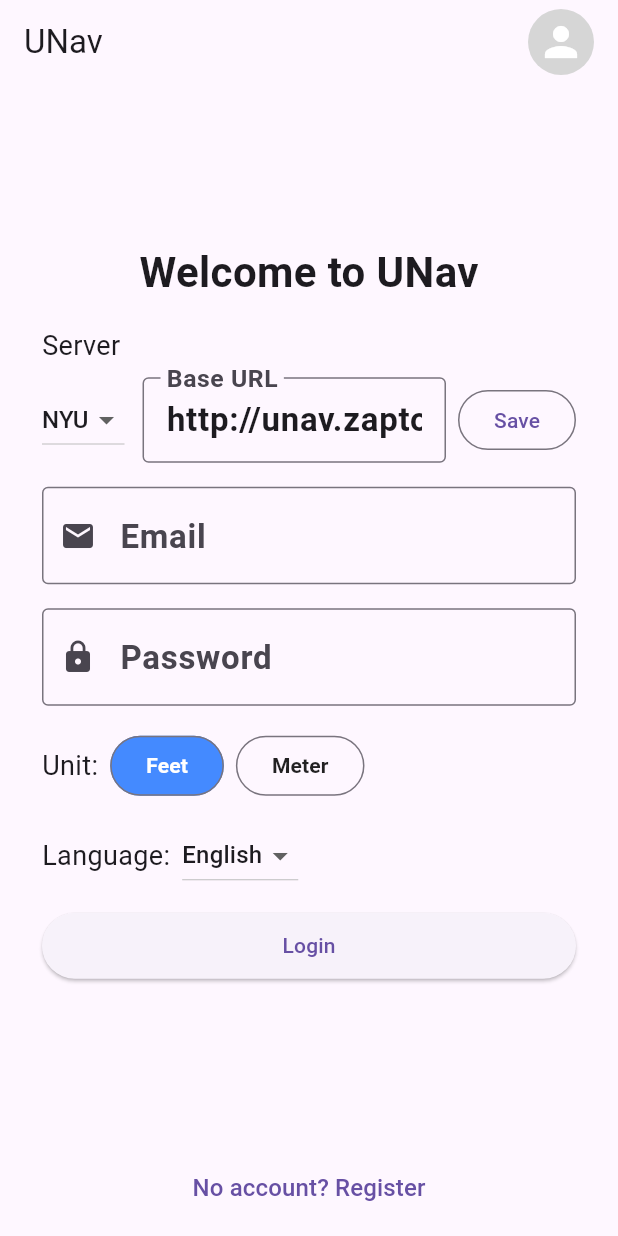
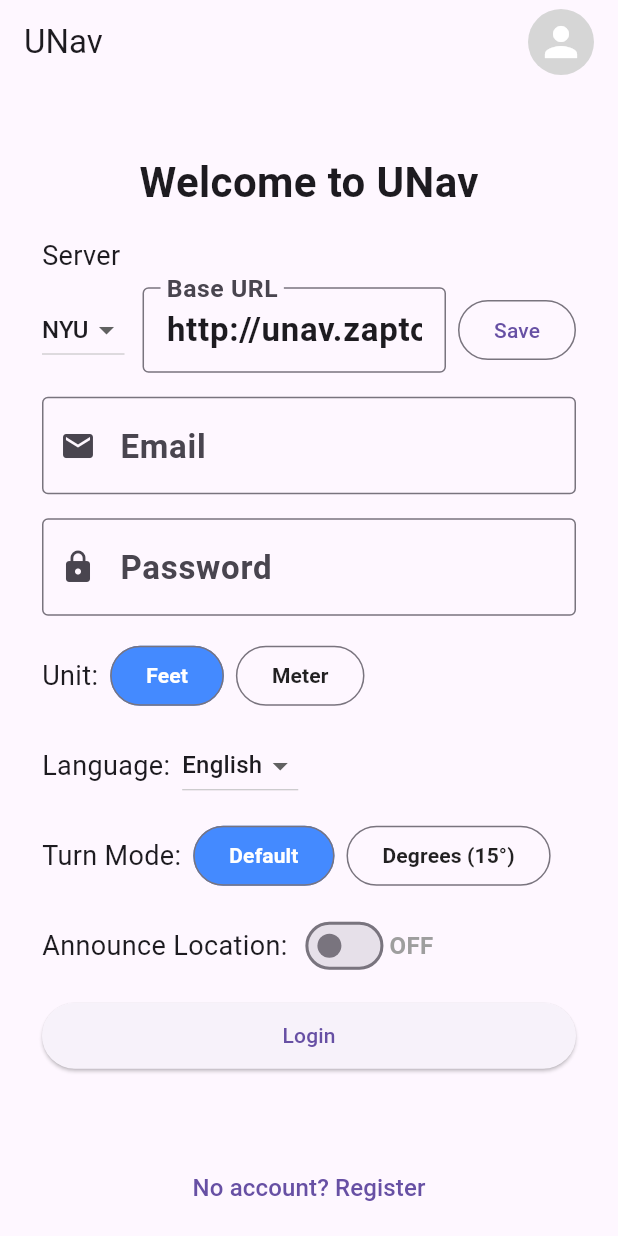
Before and after one commit to rizzojr01/unav-app, a Flutter app: the screen it shows after launch, after a tap on "Feet", on a phone screen of 412 x 824 dp. Run offline on Flutter 3.47's test engine with Material 3 defaults, Android fonts, the light colour scheme and no system bars; our stand-ins replace audioplayers, camera, flutter_image_compress, flutter_tts, image_cropper, image_picker and 1 more; network calls fail.

Commit message:
add announce location button

```diff
--- a/lib/api/api_service.dart
+++ b/lib/api/api_service.dart
@@ -212,6 +212,16 @@ class ApiService {
     return _runTask("select_language", {"language": languageCode});
   }
 
+  /// Sets whether to announce current location during navigation.
+  /// Returns: { "msg": ... } or { "error": ... }
+  static Future<Map<String, dynamic>> setAnnounceLocation(bool announce) async {
+    return _runTask("set_announce_location", {"announce": announce});
+  }
+
+  static Future<Map<String, dynamic>> selectTurnMode(String mode) async {
+    return _runTask("select_turn_mode", {"turn_mode": mode});
+  }
+
   /// Retrieves the current floorplan as an image (Uint8List).
   static Future<Uint8List?> getFloorplan() async {
     final resp = await _runTask("get_floorplan", {});
--- a/lib/providers/settings_provider.dart
+++ b/lib/providers/settings_provider.dart
@@ -8,6 +8,7 @@ import 'package:shared_preferences/shared_preferences.dart';
 /// Provides accessors and persistent setters for:
 /// - App language (code)
 /// - Navigation unit (feet/meter)
+/// - Turn mode (default/deg15)
 /// - User profile: email, nickname, avatar (local file and server URL)
 /// - Login state
 /// All mutations are reflected both in memory and in SharedPreferences,
@@ -16,6 +17,9 @@ class SettingsProvider extends ChangeNotifier {
   // --- User settings ---
   String _languageCode = 'en';       // App language code: 'en', 'zh', 'th'
   String _unit = 'feet';             // Navigation unit: 'feet' or 'meter'
+  String _turnMode = 'default';      // Turn mode: 'default' or 'deg15'
+  bool _announceCurrentLocation = false;
+
   String? _email;                    // User email (login identifier)
   String? _nickname;                 // User nickname/display name
   File? _avatarFile;                 // Local avatar file (cropped and stored on device)
@@ -25,6 +29,9 @@ class SettingsProvider extends ChangeNotifier {
   // --- Getters (read-only to outside) ---
   String get languageCode => _languageCode;
   String get unit => _unit;
+  String get turnMode => _turnMode;
+  bool get announceCurrentLocation => _announceCurrentLocation;
+
   String get email => _email ?? '';
   String get nickname => _nickname ?? '';
   File? get avatarFile => _avatarFile;
@@ -42,6 +49,17 @@ class SettingsProvider extends ChangeNotifier {
     }
   }
 
+  // --- 播报当前位置设置 (persistent) ---
+  /// 设置是否播报当前位置，持久化到存储，并通知监听者
+  Future<void> setAnnounceCurrentLocation(bool announce) async {
+    if (announce != _announceCurrentLocation) {
+      _announceCurrentLocation = announce;
+      final prefs = await SharedPreferences.getInstance();
+      await prefs.setBool('saved_announce_location', announce);
+      notifyListeners();
+    }
+  }
+
   // --- Unit selection (persistent) ---
   /// Sets navigation distance unit, persists to storage, and notifies listeners.
   Future<void> setUnit(String unit) async {
@@ -53,10 +71,27 @@ class SettingsProvider extends ChangeNotifier {
     }
   }
 
-  /// Sets both language and unit, persists both if changed, and notifies listeners if needed.
-  Future<void> setAll({required String language, required String unit}) async {
+  // --- Turn mode selection (persistent) ---
+  /// Sets turn mode ('default' | 'deg15'), persists to storage, and notifies listeners.
+  Future<void> setTurnMode(String mode) async {
+    if (mode != _turnMode) {
+      _turnMode = mode;
+      final prefs = await SharedPreferences.getInstance();
+      await prefs.setString('saved_turn_mode', mode);
+      notifyListeners();
+    }
+  }
+
+  /// Sets language, unit, and optionally turn mode, persists any changed values, then notifies.
+  Future<void> setAll({
+    required String language,
+    required String unit,
+    String? turnMode,
+    bool? announceCurrentLocation,
+  }) async {
     bool changed = false;
     final prefs = await SharedPreferences.getInstance();
+
     if (language != _languageCode) {
       _languageCode = language;
       await prefs.setString('saved_language', language);
@@ -65,6 +100,16 @@ class SettingsProvider extends ChangeNotifier {
     if (unit != _unit) {
       _unit = unit;
       await prefs.setString('saved_unit', unit);
+      changed = true;
+    }
+    if (turnMode != null && turnMode != _turnMode) {
+      _turnMode = turnMode;
+      await prefs.setString('saved_turn_mode', turnMode);
+      changed = true;
+    }
+    if (announceCurrentLocation != null && announceCurrentLocation != _announceCurrentLocation) {
+      _announceCurrentLocation = announceCurrentLocation;
+      await prefs.setBool('saved_announce_location', announceCurrentLocation);
       changed = true;
     }
     if (changed) notifyListeners();
@@ -137,8 +182,12 @@ class SettingsProvider extends ChangeNotifier {
     _email = prefs.getString('user_email');
     _nickname = prefs.getString('user_nickname');
     _isLoggedIn = prefs.getBool('is_logged_in') ?? false;
+
     _languageCode = prefs.getString('saved_language') ?? 'en';
     _unit = prefs.getString('saved_unit') ?? 'feet';
+    _turnMode = prefs.getString('saved_turn_mode') ?? 'default';
+    _announceCurrentLocation = prefs.getBool('saved_announce_location') ?? false;
+
     await loadAvatar();
     notifyListeners();
   }
@@ -185,12 +234,19 @@ class SettingsProvider extends ChangeNotifier {
     await prefs.remove('is_logged_in');
     await prefs.remove('saved_unit');
     await prefs.remove('saved_language');
+    await prefs.remove('saved_turn_mode');
+    await prefs.remove('saved_announce_location');
     await clearAvatar();
+
     _email = null;
     _nickname = null;
     _isLoggedIn = false;
+
     _languageCode = 'en';
     _unit = 'feet';
+    _turnMode = 'default';
+    _announceCurrentLocation = false;
+
     notifyListeners();
   }
 }
--- a/lib/screens/startup_screen.dart
+++ b/lib/screens/startup_screen.dart
@@ -17,11 +17,11 @@ import '../widgets/server_selector.dart';
 import 'place_select_screen.dart';
 
 /// StartupScreen
-/// - 登录 / 注册
-/// - 自动登录 & 本地缓存(邮箱/昵称/头像/单位/语言)
-/// - 头像选择/裁剪/上传
-/// - 服务器选择（院校Key + 可编辑地址）
-/// - 相对URL 统一用 ServerAddressService.resolve 解析
+/// - Login / Register
+/// - Auto login & local cache (email/nickname/avatar/unit/language/turn mode)
+/// - Avatar pick/crop/upload
+/// - Server selector (school key + editable URL)
+/// - Relative URLs resolved by ServerAddressService.resolve
 class StartupScreen extends StatefulWidget {
   const StartupScreen({super.key});
 
@@ -46,7 +46,7 @@ class _StartupScreenState extends State<StartupScreen> {
   bool _showFullLogin = false;
   String? _errorMsg;
 
-  // 注册表单状态
+  // Register form state
   bool _isRegFormValid = false;
   bool _isCodeFilled = false;
   String? _regPwdMismatchMsg;
@@ -67,23 +67,31 @@ class _StartupScreenState extends State<StartupScreen> {
     {'code': 'th', 'name': 'ไทย'},
   ];
 
+  // -------------------- Turn Modes --------------------
+  // 'default' -> classic clock/qual style
+  // 'deg15'   -> left/right + degrees (15° quantization); U-turn still says "Make a U-turn"
+  final List<Map<String, String>> _turnModes = const [
+    {'code': 'default', 'name': 'Default'},
+    {'code': 'deg15', 'name': 'Degrees (15°)'},
+  ];
+
   // -------------------- Lifecycle --------------------
   @override
   void initState() {
     super.initState();
-    // 1) 先让 ApiService 使用当前保存的服务器
+    // 1) Let ApiService use the stored server first
     ServerAddressService.applyToApi();
-    // 2) Provider 的 unit/language 先加载
-    _loadUnitAndLanguageToProvider();
-    // 3) 读取缓存资料（包含头像本地/远端）
+    // 2) Load unit/language/turnMode into Provider
+    _loadUnitLanguageTurnModeToProvider();
+    // 3) Load cached profile (including avatar local/remote)
     _loadCachedProfileAndPrefs();
-    // 4) 监听注册表单校验
+    // 4) Register form validation listeners
     _regPwdCtl.addListener(_validateRegisterForm);
     _regPwd2Ctl.addListener(_validateRegisterForm);
     _regEmailCtl.addListener(_validateRegisterForm);
     _regNicknameCtl.addListener(_validateRegisterForm);
     _regCodeCtl.addListener(_validateRegisterForm);
-    // 5) 自动登录
+    // 5) Auto login
     _tryAutoLogin();
   }
 
@@ -101,12 +109,19 @@ class _StartupScreenState extends State<StartupScreen> {
   }
 
   // -------------------- Loaders --------------------
-  Future<void> _loadUnitAndLanguageToProvider() async {
+  Future<void> _loadUnitLanguageTurnModeToProvider() async {
     final sp = await SharedPreferences.getInstance();
     final unit = sp.getString('saved_unit') ?? "feet";
     final lang = sp.getString('saved_language') ?? "en";
+    final turnMode = sp.getString('saved_turn_mode') ?? "default";
+    final announceLocation = sp.getBool('saved_announce_location') ?? false;
     final provider = context.read<SettingsProvider>();
-    provider.setAll(language: lang, unit: unit);
+    await provider.setAll(
+      language: lang,
+      unit: unit,
+      turnMode: turnMode,
+      announceCurrentLocation: announceLocation,
+    );
   }
 
   Future<void> _loadCachedProfileAndPrefs() async {
@@ -119,7 +134,15 @@ class _StartupScreenState extends State<StartupScreen> {
       _cachedLanguage = sp.getString('saved_language') ?? "en";
     });
     final provider = context.read<SettingsProvider>();
-    provider.setAll(language: _cachedLanguage!, unit: _cachedUnit!);
+    final turnMode = sp.getString('saved_turn_mode') ?? "default";
+    final announceLocation = sp.getBool('saved_announce_location') ?? false;
+    await provider.setAll(
+      language: _cachedLanguage!,
+      unit: _cachedUnit!,
+      turnMode: turnMode,
+      announceCurrentLocation: announceLocation,  // 新增
+    );
+
     provider.setEmail(_cachedEmail ?? "");
     provider.setNickname(_cachedNickname ?? "");
 
@@ -153,7 +176,7 @@ class _StartupScreenState extends State<StartupScreen> {
         await context.read<SettingsProvider>().saveAvatar(f);
       }
     } catch (_) {
-      // 忽略头像下载错误
+      // Ignore avatar download errors silently
     }
   }
 
@@ -165,10 +188,11 @@ class _StartupScreenState extends State<StartupScreen> {
     final avatarUrl = sp.getString('saved_avatar_url');
     final unit = sp.getString('saved_unit') ?? "feet";
     final lang = sp.getString('saved_language') ?? "en";
+    final turnMode = sp.getString('saved_turn_mode') ?? "default";
     final provider = context.read<SettingsProvider>();
 
     if (email != null && pwd != null) {
-      // 防止用户刚改了服务器地址，这里再同步一次
+      // Sync ApiService with current server setting again
       await ServerAddressService.applyToApi();
       final resp = await ApiService.login(email, pwd);
       if (!resp.containsKey('error')) {
@@ -181,12 +205,13 @@ class _StartupScreenState extends State<StartupScreen> {
           await provider.saveAvatarUrl(full);
           await _saveProfileAndPrefs(
             email, pwd, provider.nickname, full, unit, lang,
+            turnMode: turnMode,
             avatarLocalPath: _cachedAvatarFile?.path,
           );
         } else if (avatarUrl != null && avatarUrl.isNotEmpty) {
           await provider.saveAvatarUrl(ServerAddressService.resolve(avatarUrl));
         }
-        provider.setAll(language: lang, unit: unit);
+        await provider.setAll(language: lang, unit: unit, turnMode: turnMode);
         await provider.setLoggedIn(true);
         setState(() {
           _showFullLogin = false;
@@ -213,6 +238,7 @@ class _StartupScreenState extends State<StartupScreen> {
     String? avatarUrl,
     String unit,
     String language, {
+    String turnMode = "default",
     String? avatarLocalPath,
   }) async {
     final sp = await SharedPreferences.getInstance();
@@ -222,6 +248,7 @@ class _StartupScreenState extends State<StartupScreen> {
     if (avatarUrl != null) await sp.setString('saved_avatar_url', avatarUrl);
     await sp.setString('saved_unit', unit);
     await sp.setString('saved_language', language);
+    await sp.setString('saved_turn_mode', turnMode);
     if (avatarLocalPath != null) await sp.setString('saved_avatar_local', avatarLocalPath);
     setState(() {
       _cachedEmail = email;
@@ -229,6 +256,7 @@ class _StartupScreenState extends State<StartupScreen> {
       _cachedAvatarUrl = avatarUrl;
       _cachedUnit = unit;
       _cachedLanguage = language;
+      // No separate local cache field for turn mode in this screen
     });
   }
 
@@ -246,6 +274,7 @@ class _StartupScreenState extends State<StartupScreen> {
     await sp.remove('saved_avatar_url');
     await sp.remove('saved_unit');
     await sp.remove('saved_language');
+    await sp.remove('saved_turn_mode');
     setState(() {
       _cachedEmail = null;
       _cachedNickname = null;
@@ -303,6 +332,7 @@ class _StartupScreenState extends State<StartupScreen> {
           fullUrl,
           provider.unit,
           provider.languageCode,
+          turnMode: provider.turnMode,
           avatarLocalPath: _cachedAvatarFile?.path,
         );
         setState(() => _avatarKey = UniqueKey());
@@ -388,6 +418,7 @@ class _StartupScreenState extends State<StartupScreen> {
           fullUrl,
           provider.unit,
           provider.languageCode,
+          turnMode: provider.turnMode,
           avatarLocalPath: _cachedAvatarFile?.path,
         );
         setState(() => _avatarKey = UniqueKey());
@@ -418,11 +449,19 @@ class _StartupScreenState extends State<StartupScreen> {
   }) async {
     final provider = context.read<SettingsProvider>();
     await _saveProfileAndPrefs(
-      email, password, nickname, avatarUrl, provider.unit, provider.languageCode,
+      email,
+      password,
+      nickname,
+      avatarUrl,
+      provider.unit,
+      provider.languageCode,
+      turnMode: provider.turnMode,
       avatarLocalPath: avatarLocalPath,
     );
     await ApiService.selectUnit(provider.unit);
     await ApiService.selectLanguage(provider.languageCode);
+    await ApiService.selectTurnMode(provider.turnMode);
+    await ApiService.setAnnounceLocation(provider.announceCurrentLocation);
     await provider.setLoggedIn(true);
     if (context.mounted) {
       Navigator.pushReplacement(context, MaterialPageRoute(builder: (_) => const PlaceSelectScreen()));
@@ -507,7 +546,7 @@ class _StartupScreenState extends State<StartupScreen> {
       _avatarKey = UniqueKey();
     });
 
-    // 上传
+    // Upload avatar
     final email = provider.email;
     if (email.isNotEmpty) {
       final bytes = await localAvatarFile.readAsBytes();
@@ -516,7 +555,7 @@ class _StartupScreenState extends State<StartupScreen> {
       if (url != null && (url as String).isNotEmpty) {
         final resolved = ServerAddressService.resolve(url);
         await provider.saveAvatarUrl(resolved);
-        // 缓存破坏
+        // Bust cache
         final withTs = '$resolved?t=${DateTime.now().millisecondsSinceEpoch}';
         await _downloadAndSaveAvatar(withTs);
         await _onAuthSuccess(
@@ -617,9 +656,7 @@ class _StartupScreenState extends State<StartupScreen> {
         const SizedBox(width: 8),
         OutlinedButton(
           onPressed: () async {
-            provider.setUnit('feet');
-            final sp = await SharedPreferences.getInstance();
-            await sp.setString('saved_unit', 'feet');
+            await provider.setUnit('feet');
           },
           style: OutlinedButton.styleFrom(
             backgroundColor: provider.unit == "feet" ? Colors.blueAccent : Colors.transparent,
@@ -635,9 +672,7 @@ class _StartupScreenState extends State<StartupScreen> {
         const SizedBox(width: 8),
         OutlinedButton(
           onPressed: () async {
-            provider.setUnit('meter');
-            final sp = await SharedPreferences.getInstance();
-            await sp.setString('saved_unit', 'meter');
+            await provider.setUnit('meter');
           },
           style: OutlinedButton.styleFrom(
             backgroundColor: provider.unit == "meter" ? Colors.blueAccent : Colors.transparent,
@@ -670,11 +705,67 @@ class _StartupScreenState extends State<StartupScreen> {
               .toList(),
           onChanged: (String? value) async {
             if (value != null) {
-              provider.setLanguage(value);
-              final sp = await SharedPreferences.getInstance();
-              await sp.setString('saved_language', value);
+              await provider.setLanguage(value);
             }
           },
+        ),
+      ],
+    );
+  }
+
+  Widget _turnModeSelector() {
+    final provider = context.watch<SettingsProvider>();
+    return Row(
+      children: [
+        const Text("Turn Mode:", style: TextStyle(fontSize: 18)),
+        const SizedBox(width: 8),
+        ..._turnModes.map((m) {
+          final code = m['code']!;
+          final name = m['name']!;
+          final isSelected = provider.turnMode == code;
+          return Padding(
+            padding: const EdgeInsets.only(right: 8.0),
+            child: OutlinedButton(
+              onPressed: () async {
+                await provider.setTurnMode(code);
+              },
+              style: OutlinedButton.styleFrom(
+                backgroundColor: isSelected ? Colors.blueAccent : Colors.transparent,
+              ),
+              child: Text(
+                name,
+                style: TextStyle(
+                  color: isSelected ? Colors.white : Colors.black87,
+                  fontWeight: FontWeight.bold,
+                ),
+              ),
+            ),
+          );
+        }),
+      ],
+    );
+  }
+
+  Widget _announceLocationToggle() {
+    final provider = context.watch<SettingsProvider>();
+    return Row(
+      children: [
+        const Text("Announce Location:", style: TextStyle(fontSize: 18)),
+        const SizedBox(width: 8),
+        Switch(
+          value: provider.announceCurrentLocation,
+          onChanged: (bool value) async {
+            await provider.setAnnounceCurrentLocation(value);
+          },
+          activeColor: Colors.blueAccent,
+        ),
+        Text(
+          provider.announceCurrentLocation ? "ON" : "OFF",
+          style: TextStyle(
+            fontSize: 16,
+            fontWeight: FontWeight.bold,
+            color: provider.announceCurrentLocation ? Colors.blueAccent : Colors.grey,
+          ),
         ),
       ],
     );
@@ -687,7 +778,7 @@ class _StartupScreenState extends State<StartupScreen> {
       children: [
         const Text("Welcome to UNav", style: TextStyle(fontSize: 28, fontWeight: FontWeight.bold)),
         const SizedBox(height: 16),
-        // 服务器选择 + 可编辑地址
+        // Server selector + editable address
         ServerSelector(onChanged: (_) {}),
         const SizedBox(height: 16),
 
@@ -714,6 +805,10 @@ class _StartupScreenState extends State<StartupScreen> {
         _unitSelector(),
         const SizedBox(height: 12),
         _languageSelector(),
+        const SizedBox(height: 12),
+        _turnModeSelector(),
+        const SizedBox(height: 12),
+        _announceLocationToggle(),
         const SizedBox(height: 12),
         if (_errorMsg != null)
           Padding(
@@ -818,6 +913,10 @@ class _StartupScreenState extends State<StartupScreen> {
         const SizedBox(height: 12),
         _languageSelector(),
         const SizedBox(height: 12),
+        _turnModeSelector(),
+        const SizedBox(height: 12),
+        _announceLocationToggle(),
+        const SizedBox(height: 12),
         if (_errorMsg != null)
           Padding(
             padding: const EdgeInsets.symmetric(vertical: 8.0),
@@ -841,8 +940,8 @@ class _StartupScreenState extends State<StartupScreen> {
         ? sp.avatarUrl!
         : (_cachedAvatarUrl ?? "");
 
-    // 已登录且不在注册/强制登录模式：展示用户卡片 & 快速进入应用
-    if ((sp.isLoggedIn ?? false) && !_registerMode && !_showFullLogin) {
+    // If logged in and not in register/full-login mode: show quick entry
+    if ((sp.isLoggedIn) && !_registerMode && !_showFullLogin) {
       return Scaffold(
         appBar: AppBar(
           title: const Text('UNav'),
@@ -902,7 +1001,7 @@ class _StartupScreenState extends State<StartupScreen> {
       );
     }
 
-    // 登录 / 注册页
+    // Login / Register page
     return Scaffold(
       appBar: AppBar(
         title: const Text('UNav'),
--- a/pubspec.yaml
+++ b/pubspec.yaml
@@ -16,7 +16,7 @@ publish_to: 'none' # Remove this line if you wish to publish to pub.dev
 # https://developer.apple.com/library/archive/documentation/General/Reference/InfoPlistKeyReference/Articles/CoreFoundationKeys.html
 # In Windows, build-name is used as the major, minor, and patch parts
 # of the product and file versions while build-number is used as the build suffix.
-version: 1.0.0+3
+version: 1.0.0+6
 
 environment:
   sdk: ^3.8.0
@@ -41,6 +41,7 @@ dependencies:
   flutter_image_compress: ^2.1.0
   image_picker: ^1.0.4
   image_cropper: ^9.0.0
+  audioplayers: ^5.2.1
 
   # The following adds the Cupertino Icons font to your application.
   # Use with the CupertinoIcons class for iOS style icons.
@@ -70,7 +71,8 @@ flutter:
   uses-material-design: true
 
   # To add assets to your application, add an assets section, like this:
-  # assets:
+  assets:
+      - assets/sounds/send.wav
   #   - images/a_dot_burr.jpeg
   #   - images/a_dot_ham.jpeg
 
```
Also changed, not shown: lib/screens/navigation_screen.dart (+125 -88 lines), lib/services/tts_service.dart (+34 -5 lines), pubspec.lock, 5 other files.
